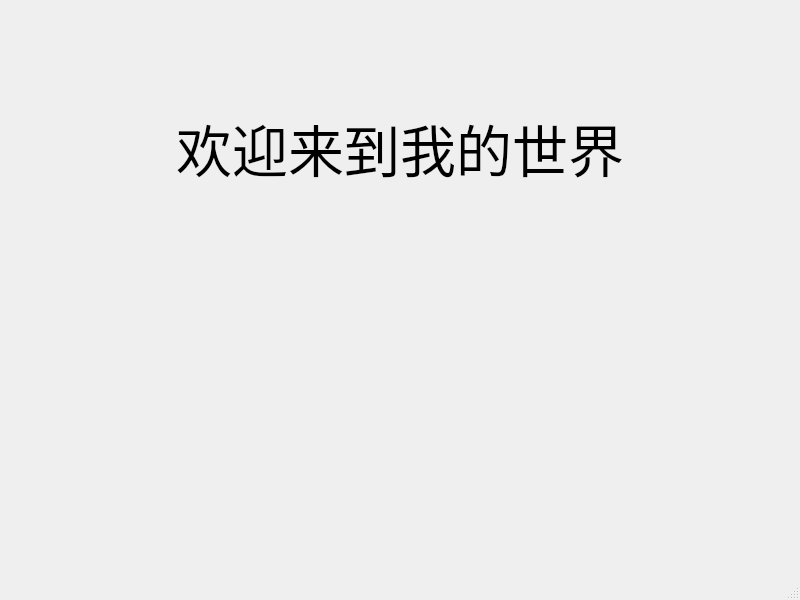
Before: the Qt Designer form mainwindow.ui in 17679200974/EmploySys, drawn with Qt 5.
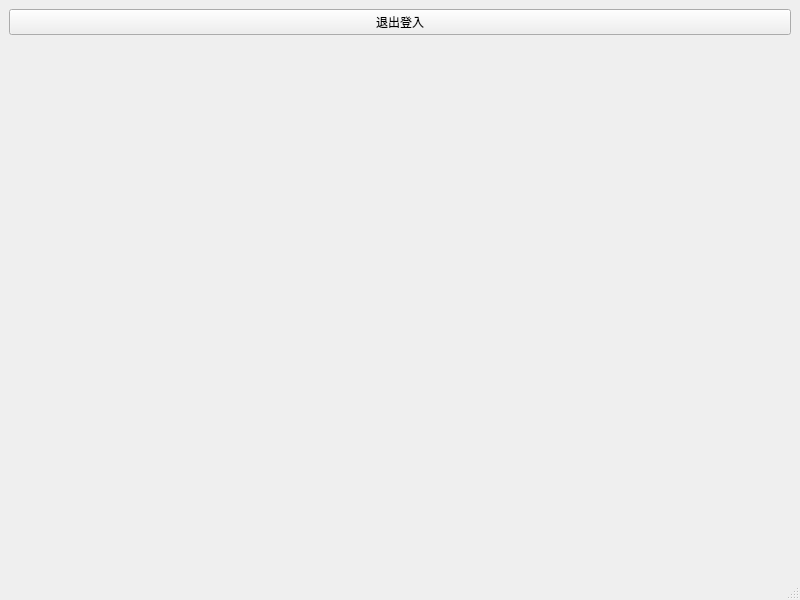
After: the same form once the commit is applied.

```diff
--- a/mainwindow.ui
+++ b/mainwindow.ui
@@ -16,23 +16,9 @@
   <widget class="QWidget" name="centralwidget">
    <layout class="QVBoxLayout" name="verticalLayout">
     <item>
-     <widget class="QLabel" name="label">
-      <property name="font">
-       <font>
-        <pointsize>42</pointsize>
-       </font>
-      </property>
-      <property name="layoutDirection">
-       <enum>Qt::LeftToRight</enum>
-      </property>
-      <property name="autoFillBackground">
-       <bool>false</bool>
-      </property>
+     <widget class="QPushButton" name="pushButton">
       <property name="text">
-       <string>欢迎来到我的世界</string>
-      </property>
-      <property name="alignment">
-       <set>Qt::AlignCenter</set>
+       <string>退出登入</string>
       </property>
      </widget>
     </item>
```
